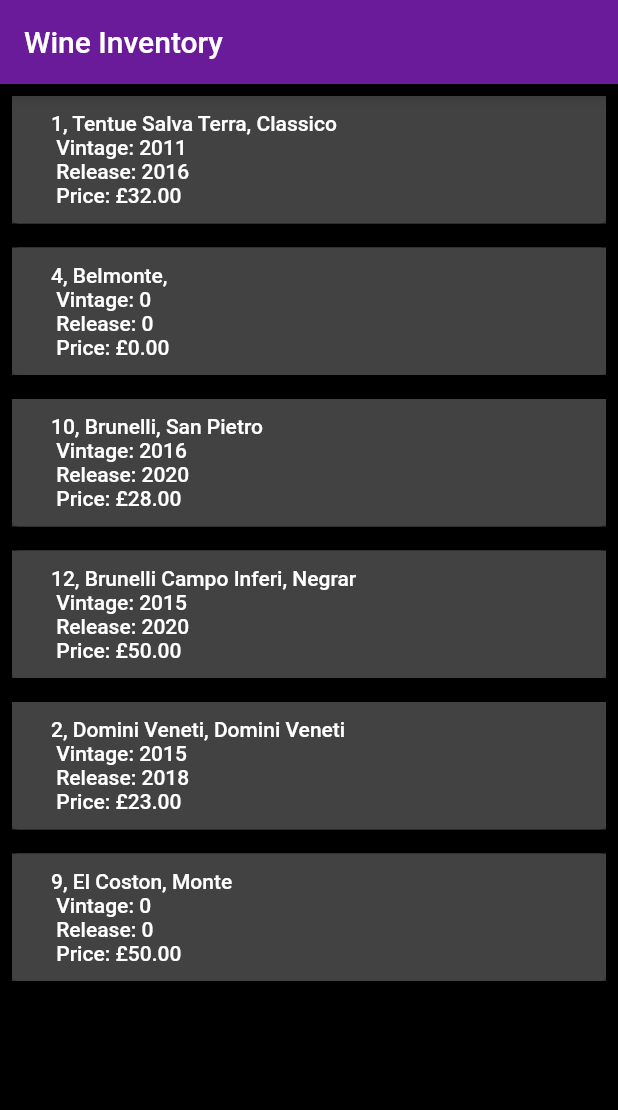
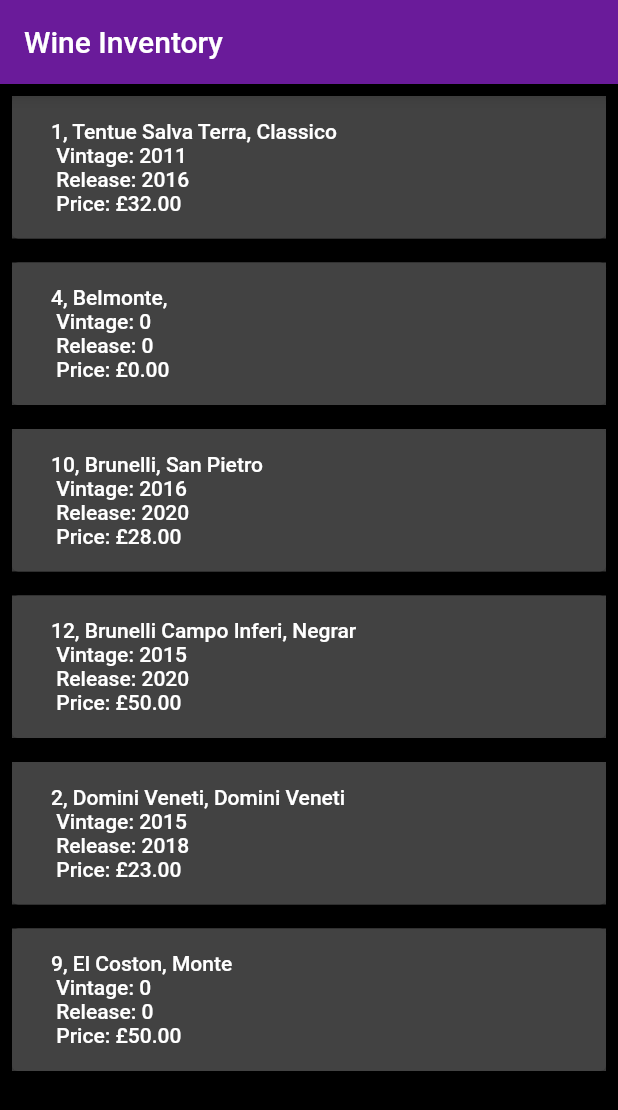
Before and after one commit to cookiies/flutter_app, a Flutter app: the screen it shows after launch, on a phone screen of 412 x 824 dp. Shown: the top 1110 px of the screen. Run offline on Flutter 3.47's test engine with Material 2 defaults, Android fonts, the phone set to English and light mode, and no system bars.

Commit message:
Change basic wine table

```diff
--- a/lib/main.dart
+++ b/lib/main.dart
@@ -59,7 +59,7 @@ class MyAppState extends State<MyApp> {
           itemCount: id.length,
           itemBuilder: (BuildContext context, int index) {
             return Container(
-              height: 85,
+              height: 95,
               color: Colors.grey.shade800,
               child: ElevatedButton(
                 style: ButtonStyle(
```
